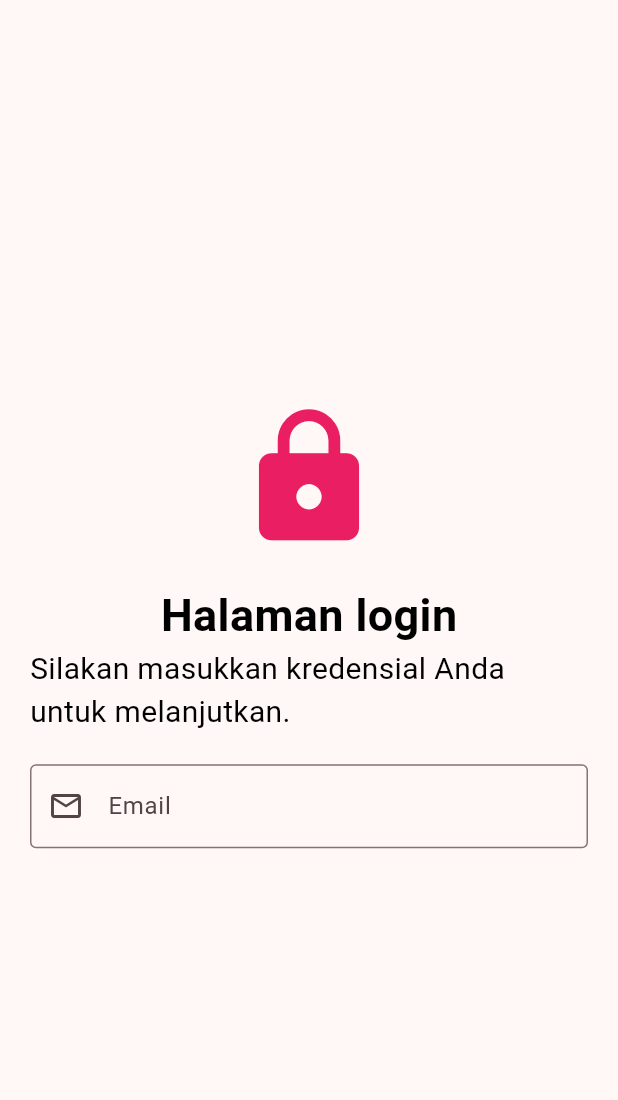
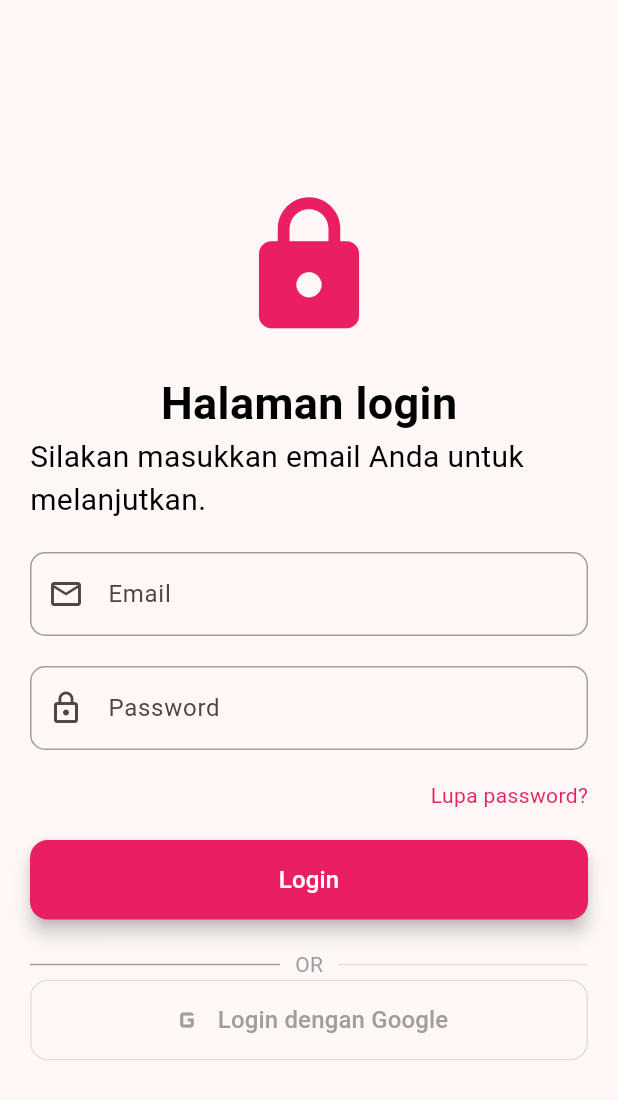
Before and after one commit to KishiEdward/KB1179-1123150045-uts, a Flutter app: the Login screen opened directly, on a phone screen of 412 x 824 dp. Shown: the top 1100 px of the screen. Run offline on Flutter 3.47's test engine with Material 3 defaults, Android fonts, the phone set to English and light mode, and no system bars.

Commit message:
finalisasi tampilan login

```diff
--- a/lib/login.dart
+++ b/lib/login.dart
@@ -1,3 +1,5 @@
+import 'dart:math';
+
 import 'package:flutter/material.dart';
 
 class Login extends StatelessWidget {
@@ -25,7 +27,7 @@ class Login extends StatelessWidget {
                 ),
               ),
               Text(
-                "Silakan masukkan kredensial Anda untuk melanjutkan.",
+                "Silakan masukkan email Anda untuk melanjutkan.",
                 style: TextStyle(
                   fontSize: 20,
                   color: const Color.fromARGB(255, 0, 0, 0),
@@ -38,9 +40,102 @@ class Login extends StatelessWidget {
                   labelText: 'Email',
                   hintText: 'Masukkan email Anda',
                   prefixIcon: Icon(Icons.email_outlined),
-                  border: OutlineInputBorder(),
+                  border: OutlineInputBorder(
+                    borderRadius: BorderRadius.all(Radius.circular(10.0)),
+                  ),
+                  enabledBorder: OutlineInputBorder(
+                    borderSide: BorderSide(color: Colors.grey),
+                    borderRadius: BorderRadius.all(Radius.circular(10.0)),
+                  ),
+                  focusedBorder: OutlineInputBorder(
+                    borderSide: BorderSide(color: Colors.pink),
+                    borderRadius: BorderRadius.all(Radius.circular(10.0)),
+                  ),
                 ),
               ),
+              SizedBox(height: 20),
+              TextField(
+                obscureText: true,
+                decoration: InputDecoration(
+                  labelText: 'Password',
+                  hintText: 'Masukkan password Anda',
+                  prefixIcon: Icon(Icons.lock_outline),
+                  border: OutlineInputBorder(
+                    borderRadius: BorderRadius.all(Radius.circular(10.0)),
+                  ),
+                  enabledBorder: OutlineInputBorder(
+                    borderSide: BorderSide(color: Colors.grey),
+                    borderRadius: BorderRadius.all(Radius.circular(10.0)),
+                  ),
+                  focusedBorder: OutlineInputBorder(
+                    borderSide: BorderSide(color: Colors.pink),
+                    borderRadius: BorderRadius.all(Radius.circular(10.0)),
+                  ),
+                ),
+              ),
+              SizedBox(height: 20),
+              Align(
+                alignment: Alignment.centerRight,
+                child: Text(
+                  "Lupa password?",
+                  style: TextStyle(
+                    color: Colors.pink,
+                  ),
+                ),
+              ),
+              SizedBox(height: 20),
+              ElevatedButton(
+                onPressed: () {},
+                style: ElevatedButton.styleFrom(
+                  backgroundColor: Colors.pink,
+                  foregroundColor: Colors.white,
+                  padding: EdgeInsets.symmetric(vertical: 15),
+                  minimumSize: Size(double.infinity, 50),
+                  shape: RoundedRectangleBorder(
+                    borderRadius: BorderRadius.circular(12.0),
+                  ),
+                  elevation: 5,
+                ),
+                child: Text(
+                  "Login",
+                  style: TextStyle(fontSize: 16),
+                ),
+              ),
+              SizedBox(height: 20),
+              Row(
+                children: [
+                  Expanded(
+                    child: Divider(
+                      color: Colors.grey,
+                      thickness: 1,
+                    ),
+                  ),
+                  Padding(
+                    padding: const EdgeInsets.symmetric(horizontal: 10.0),
+                    child: Text(
+                      'OR',
+                      style: TextStyle(color: Colors.grey),
+                    ),
+                  ),
+                  Expanded(child: Divider(color: Colors.grey[300])),
+                ],
+              ),
+              OutlinedButton.icon(
+                onPressed: (){},
+                icon: Icon(Icons.g_mobiledata, color: Colors.grey, size: 24),
+                label: Text(
+                  'Login dengan Google',
+                  style: TextStyle(color: Colors.grey, fontSize: 16),
+                ),
+                style: OutlinedButton.styleFrom(
+                  side: BorderSide(color: Colors.grey[300]!),
+                  padding: EdgeInsets.symmetric(vertical: 15.0),
+                  minimumSize: Size(double.infinity, 50),
+                  shape: RoundedRectangleBorder(
+                    borderRadius: BorderRadius.all(Radius.circular(12.0)),
+                  ),
+                ),
+              )
             ],
           ),
         ),
```
